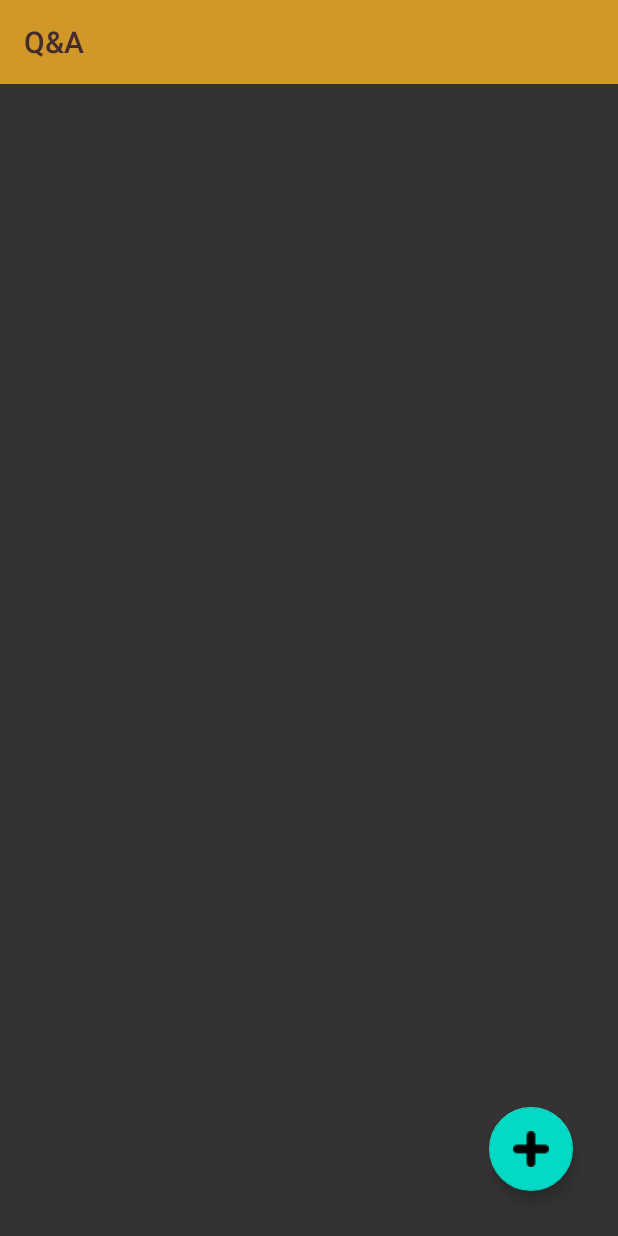
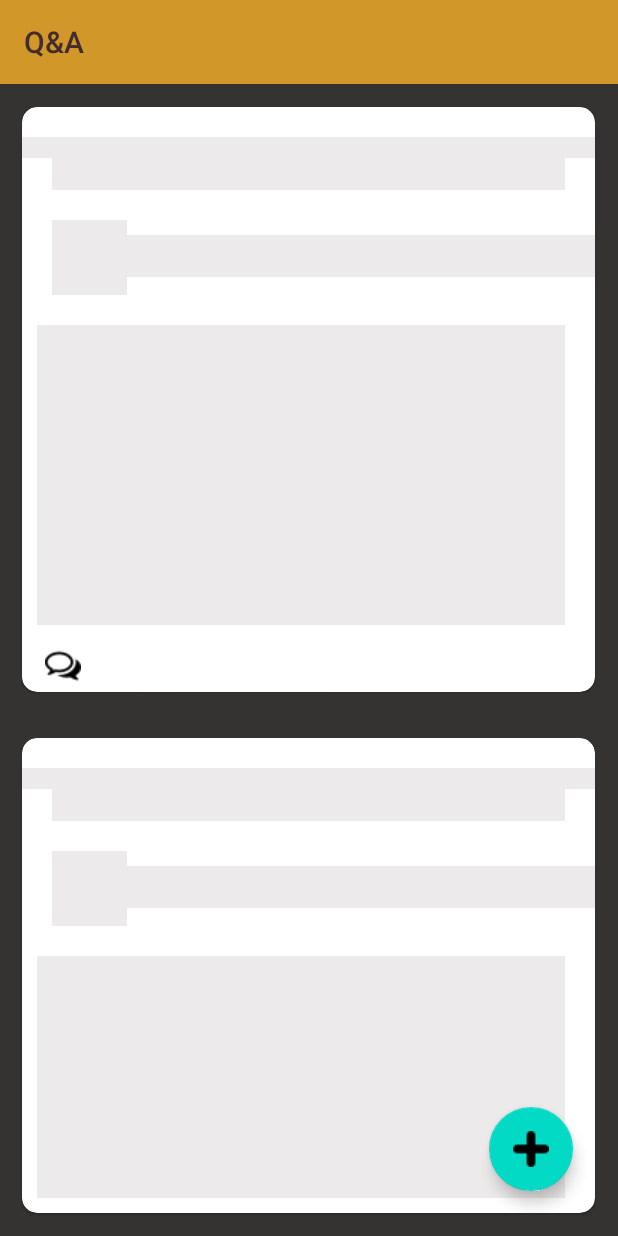
Before and after one commit to yashjainyj/LpuKiPathshala-12rlef-, an Android app: the layout activity_main1.xml on its own in the app's theme, with its tools: preview values and no code run, on a phone screen of 412 x 824 dp. Run offline under Robolectric (Android 15) with nearby library versions, the phone set to English and light mode, and no system bars.

Commit message:
added facebook shimmer by prem

```diff
--- a/app/src/main/java/com/example/lpukipathshala/quoraa/answeradapter.java
+++ b/app/src/main/java/com/example/lpukipathshala/quoraa/answeradapter.java
@@ -57,7 +57,10 @@ public class answeradapter extends RecyclerView.Adapter<answeradapter.MyViewHold
             public void onSuccess(DocumentSnapshot documentSnapshot) {
                 UserDetails userDetails = documentSnapshot.toObject(UserDetails.class);
                 myViewHolder.ansusername.setText(userDetails.getFname()+" "+userDetails.getLname());
-
+                myViewHolder.ansusername.setBackground(null);
+                myViewHolder.answeruserdate.setBackground(null);
+                myViewHolder.ansuserimage.setBackground(null);
+                myViewHolder.answerimg.setBackground(null);
                 Glide.with(mContext).load(userDetails.getPic_url()).into(myViewHolder.ansuserimage);
                 // Glide.with(AccountDetails.this).load(userDetails.getPic_url()).into(back);
             }
--- a/app/src/main/res/layout/activity_main1.xml
+++ b/app/src/main/res/layout/activity_main1.xml
@@ -35,7 +35,21 @@
 
         </android.support.v7.widget.RecyclerView>
 
+        <com.facebook.shimmer.ShimmerFrameLayout
+            android:layout_width="match_parent"
+            android:id="@+id/shimmer"
+            android:layout_height="match_parent">
 
+
+            <LinearLayout
+                android:layout_width="match_parent"
+                android:orientation="vertical"
+                android:layout_height="match_parent">
+                <include layout="@layout/cardformainpage"></include>
+                <include layout="@layout/cardformainpage"></include>
+
+            </LinearLayout>
+        </com.facebook.shimmer.ShimmerFrameLayout>
         <android.support.design.widget.FloatingActionButton
             android:layout_width="wrap_content"
             android:layout_height="wrap_content"
--- a/app/src/main/res/layout/cardformainpage.xml
+++ b/app/src/main/res/layout/cardformainpage.xml
@@ -27,7 +27,7 @@
             <TextView
                 android:layout_width="match_parent"
                 android:layout_height="wrap_content"
-                android:text="Type"
+                android:background="@color/shimmer"
                 android:textSize="10dp"
                 android:layout_marginTop="20dp"
                 android:id="@+id/typeofque"
@@ -39,7 +39,7 @@
             <TextView
                 android:layout_width="match_parent"
                 android:layout_height="wrap_content"
-                android:text="Questions"
+                android:background="@color/shimmer"
                 android:id="@+id/question"
                 android:textStyle="italic"
 
@@ -65,7 +65,7 @@
             <ImageView
 
                 android:id="@+id/profile_image"
-                android:src="@drawable/queuser"
+                android:background="@color/shimmer"
                 android:layout_width="50dp"
                 android:layout_height="50dp"
                 />
@@ -80,7 +80,7 @@
                 android:textStyle="normal"
                 android:textColor="#000000"
                 android:layout_toRightOf="@id/profile_image"
-                android:text="User name"
+                android:background="@color/shimmer"
                 >
             </TextView>
             <TextView
@@ -91,7 +91,7 @@
                 android:paddingLeft="10dp"
                 android:id="@+id/dateofque"
                 android:textColor="#000000"
-                android:text="update date"
+                android:background="@color/shimmer"
                 android:textSize="10dp"
                 >
             </TextView>
@@ -113,7 +113,7 @@
                 android:scaleType="fitXY"
                 android:layout_marginBottom="10dp"
                 android:paddingLeft="10dp"
-                android:src="@drawable/ic_local_post_office_black_24dp"
+                android:background="@color/shimmer"
                 >
             </ImageView>
             <TextView
```
Also changed, not shown: app/src/main/java/com/example/lpukipathshala/quoraa/MainActivity.java (+16 -1 lines), app/src/main/java/com/example/lpukipathshala/quoraa/Queansweradpter.java (+6 -1 lines), app/src/main/java/com/example/lpukipathshala/quoraa/answercmainclass.java (+23 -5 lines), app/src/main/res/layout/answerrecyclerview.xml (+15 -1 lines), app/src/main/res/layout/cardofanswer.xml (+6 -6 lines).
